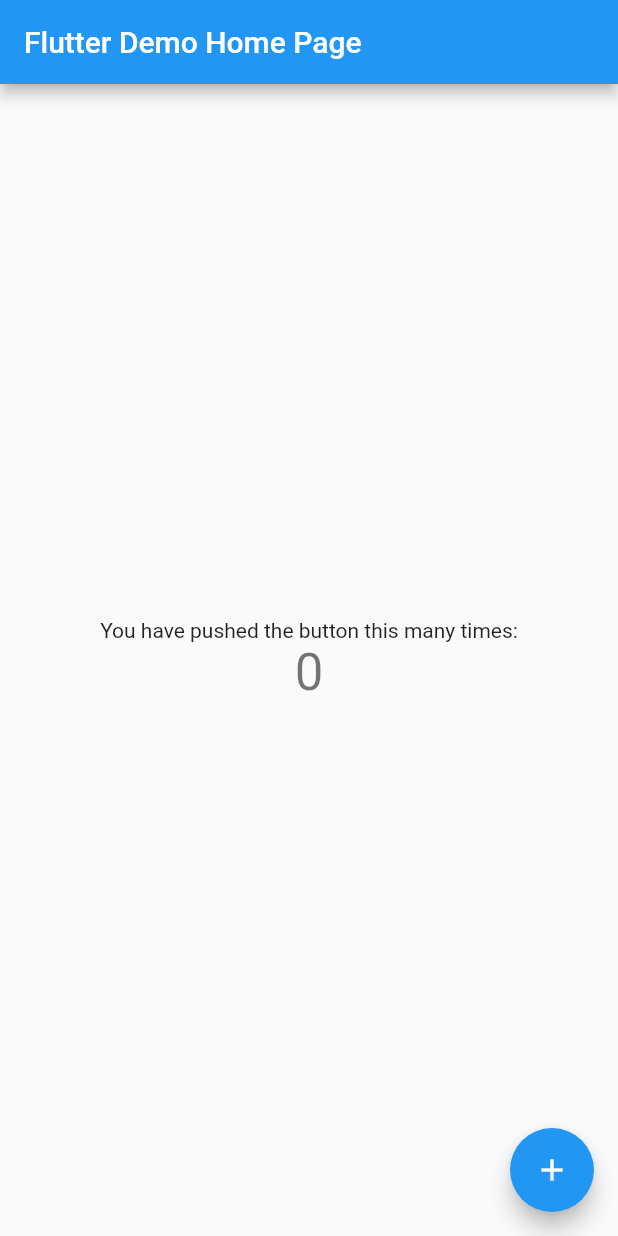
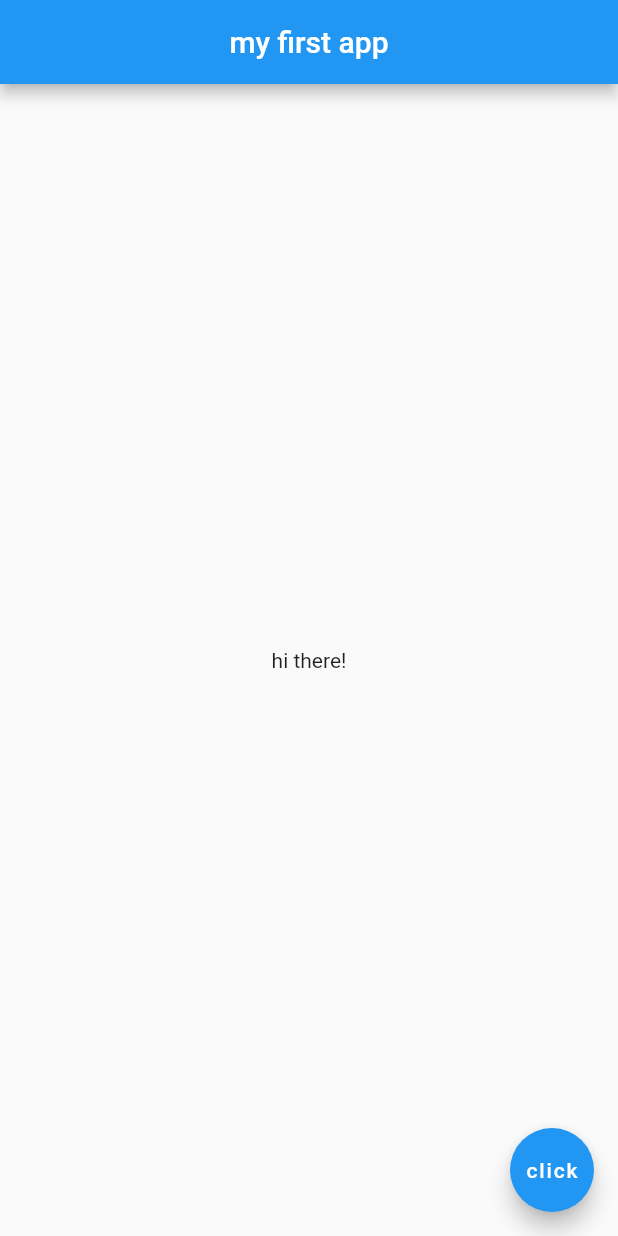
Before and after one commit to danielliao66/flutter-app, a Flutter app: the screen it shows after launch, on a phone screen of 412 x 824 dp. Run offline on Flutter 3.47's test engine with Material 2 defaults, Android fonts, the phone set to English and light mode, and no system bars.

Commit message:
add main layout

```diff
--- a/lib/main.dart
+++ b/lib/main.dart
@@ -1,115 +1,19 @@
 import 'package:flutter/material.dart';
 
 void main() {
-  runApp(const MyApp());
-}
-
-class MyApp extends StatelessWidget {
-  const MyApp({Key? key}) : super(key: key);
-
-  // This widget is the root of your application.
-  @override
-  Widget build(BuildContext context) {
-    return MaterialApp(
-      title: 'Flutter Demo',
-      theme: ThemeData(
-        // This is the theme of your application.
-        //
-        // Try running your application with "flutter run". You'll see the
-        // application has a blue toolbar. Then, without quitting the app, try
-        // changing the primarySwatch below to Colors.green and then invoke
-        // "hot reload" (press "r" in the console where you ran "flutter run",
-        // or simply save your changes to "hot reload" in a Flutter IDE).
-        // Notice that the counter didn't reset back to zero; the application
-        // is not restarted.
-        primarySwatch: Colors.blue,
-      ),
-      home: const MyHomePage(title: 'Flutter Demo Home Page'),
-    );
-  }
-}
-
-class MyHomePage extends StatefulWidget {
-  const MyHomePage({Key? key, required this.title}) : super(key: key);
-
-  // This widget is the home page of your application. It is stateful, meaning
-  // that it has a State object (defined below) that contains fields that affect
-  // how it looks.
-
-  // This class is the configuration for the state. It holds the values (in this
-  // case the title) provided by the parent (in this case the App widget) and
-  // used by the build method of the State. Fields in a Widget subclass are
-  // always marked "final".
-
-  final String title;
-
-  @override
-  State<MyHomePage> createState() => _MyHomePageState();
-}
-
-class _MyHomePageState extends State<MyHomePage> {
-  int _counter = 0;
-
-  void _incrementCounter() {
-    setState(() {
-      // This call to setState tells the Flutter framework that something has
-      // changed in this State, which causes it to rerun the build method below
-      // so that the display can reflect the updated values. If we changed
-      // _counter without calling setState(), then the build method would not be
-      // called again, and so nothing would appear to happen.
-      _counter++;
-    });
-  }
-
-  @override
-  Widget build(BuildContext context) {
-    // This method is rerun every time setState is called, for instance as done
-    // by the _incrementCounter method above.
-    //
-    // The Flutter framework has been optimized to make rerunning build methods
-    // fast, so that you can just rebuild anything that needs updating rather
-    // than having to individually change instances of widgets.
-    return Scaffold(
+  runApp(MaterialApp(
+    home: Scaffold(
       appBar: AppBar(
-        // Here we take the value from the MyHomePage object that was created by
-        // the App.build method, and use it to set our appbar title.
-        title: Text(widget.title),
+        title: Text("my first app"),
+        centerTitle: true,
       ),
       body: Center(
-        // Center is a layout widget. It takes a single child and positions it
-        // in the middle of the parent.
-        child: Column(
-          // Column is also a layout widget. It takes a list of children and
-          // arranges them vertically. By default, it sizes itself to fit its
-          // children horizontally, and tries to be as tall as its parent.
-          //
-          // Invoke "debug painting" (press "p" in the console, choose the
-          // "Toggle Debug Paint" action from the Flutter Inspector in Android
-          // Studio, or the "Toggle Debug Paint" command in Visual Studio Code)
-          // to see the wireframe for each widget.
-          //
-          // Column has various properties to control how it sizes itself and
-          // how it positions its children. Here we use mainAxisAlignment to
-          // center the children vertically; the main axis here is the vertical
-          // axis because Columns are vertical (the cross axis would be
-          // horizontal).
-          mainAxisAlignment: MainAxisAlignment.center,
-          children: <Widget>[
-            const Text(
-              'You have pushed the button this many times:',
-            ),
-            Text(
-              '$_counter',
-              style: Theme.of(context).textTheme.headline4,
-            ),
-          ],
-        ),
+        child: Text("hi there!"),
       ),
       floatingActionButton: FloatingActionButton(
-        onPressed: _incrementCounter,
-        tooltip: 'Increment',
-        child: const Icon(Icons.add),
-      ), // This trailing comma makes auto-formatting nicer for build methods.
-    );
-  }
+        onPressed: null,
+        child: Text("click"),
+      ),
+    ),
+  ));
 }
```
Also changed, not shown: 1 other file.
